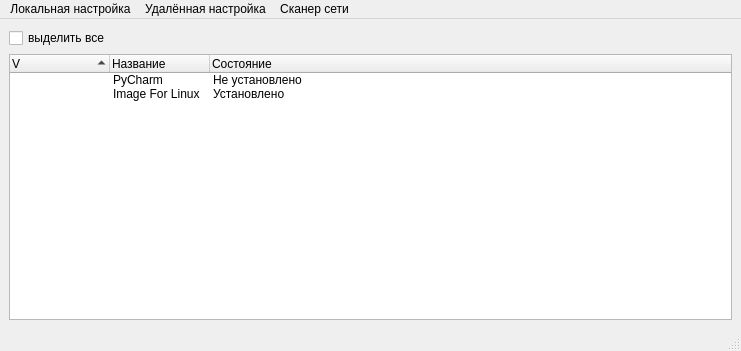
Before: the Qt Designer form adminka/qt/MainWindow.ui in dreadsolnce/currentProjects, drawn with Qt 5.
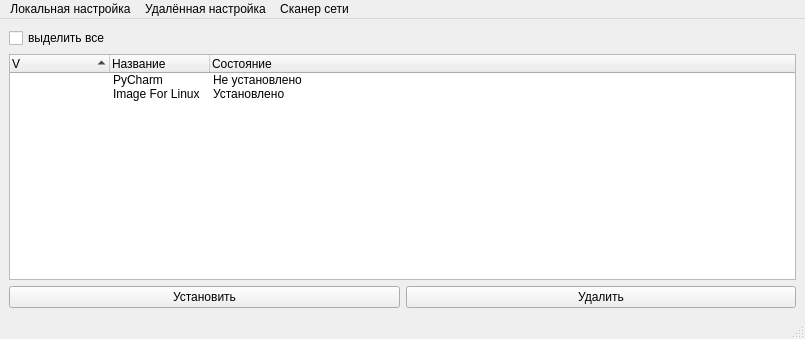
After: the same form once the commit is applied. Icons and pictures are not drawn.

Commit message: good install remove #Debug

The edit to the form file:
```diff
--- a/adminka/qt/MainWindow.ui
+++ b/adminka/qt/MainWindow.ui
@@ -6,8 +6,8 @@
    <rect>
     <x>0</x>
     <y>0</y>
-    <width>741</width>
-    <height>351</height>
+    <width>805</width>
+    <height>339</height>
    </rect>
   </property>
   <property name="contextMenuPolicy">
@@ -25,7 +25,17 @@
   </property>
   <widget class="QWidget" name="centralwidget">
    <layout class="QGridLayout" name="gridLayout">
-    <item row="1" column="1">
+    <item row="0" column="0">
+     <widget class="QCheckBox" name="checkBox">
+      <property name="enabled">
+       <bool>true</bool>
+      </property>
+      <property name="text">
+       <string>выделить все</string>
+      </property>
+     </widget>
+    </item>
+    <item row="1" column="0">
      <widget class="QTreeWidget" name="treeWidget">
       <property name="sortingEnabled">
        <bool>true</bool>
@@ -78,12 +88,23 @@
       </item>
      </widget>
     </item>
-    <item row="0" column="1">
-     <widget class="QCheckBox" name="checkBox">
-      <property name="text">
-       <string>выделить все</string>
-      </property>
-     </widget>
+    <item row="2" column="0">
+     <layout class="QHBoxLayout" name="horizontalLayout_3">
+      <item>
+       <widget class="QPushButton" name="pushButtonInstall">
+        <property name="text">
+         <string>Установить</string>
+        </property>
+       </widget>
+      </item>
+      <item>
+       <widget class="QPushButton" name="pushButtonRemove">
+        <property name="text">
+         <string>Удалить</string>
+        </property>
+       </widget>
+      </item>
+     </layout>
     </item>
    </layout>
   </widget>
@@ -92,7 +113,7 @@
     <rect>
      <x>0</x>
      <y>0</y>
-     <width>741</width>
+     <width>805</width>
      <height>24</height>
     </rect>
    </property>
```
The commit also changes 8 other files.
